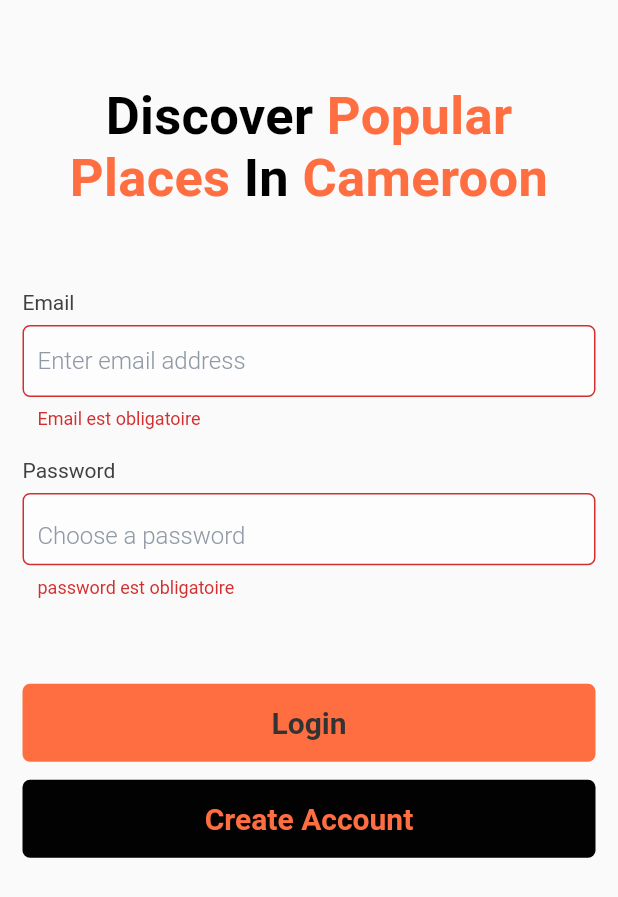
After one commit to Brughth/formation_aout_city_guide, a Flutter app: the screen it shows after launch, after a tap on "Login", on a phone screen of 412 x 824 dp. The commit adds this screen. Shown: the top 897 px of the screen. Run offline on Flutter 3.47's test engine with Material 2 defaults, Android fonts, the phone set to English and light mode, and no system bars; our stand-ins replace dio, get_it, shared_preferences; accounts and stored records are empty; network calls fail.

Commit message:
add login

```diff
--- /dev/null
+++ b/lib/auth/data/models/user_model.dart
@@ -0,0 +1,28 @@
+class UserModel {
+  int id;
+  String name;
+  String email;
+  String avatar;
+  String firstName;
+  bool isTrial;
+
+  UserModel({
+    required this.id,
+    required this.name,
+    required this.email,
+    required this.avatar,
+    required this.firstName,
+    required this.isTrial,
+  });
+
+  factory UserModel.fromJson(Map<String, dynamic> json) {
+    return UserModel(
+      id: json['id'],
+      name: json['name'],
+      email: json['email'],
+      avatar: json['avatar'],
+      firstName: json['first_name'],
+      isTrial: json['is_trial'],
+    );
+  }
+}
--- /dev/null
+++ b/lib/auth/data/repositories/auth_repository.dart
@@ -0,0 +1,53 @@
+import 'package:city_guide/auth/data/models/user_model.dart';
+import 'package:dio/dio.dart';
+import 'package:shared_preferences/shared_preferences.dart';
+
+class AuthRepository {
+  late Dio http;
+  AuthRepository({
+    required this.http,
+  });
+
+  Future<UserModel?> loging(
+      {required String email, required String password}) async {
+    Map<String, dynamic> data = {};
+
+    data['email'] = email;
+    data['password'] = password;
+    //? get token
+    Response response = await http.post(
+      '/auth/login',
+      queryParameters: data,
+    );
+
+    //??? serve token
+    final prefs = await SharedPreferences.getInstance();
+    String accessToken = response.data['access_token'];
+    await prefs.setString('access_token', accessToken);
+
+    //?? get user
+    return await getUser();
+  }
+
+  Future<UserModel?> getUser() async {
+    final prefs = await SharedPreferences.getInstance();
+    final String? accessToken = prefs.getString('access_token');
+    print(accessToken);
+
+    if (accessToken != null) {
+      Map<String, dynamic> headers = {};
+      headers['Authorization'] = "Bearer $accessToken";
+
+      Response response = await http.get(
+        '/auth/user',
+        options: Options(
+          headers: headers,
+        ),
+      );
+
+      print(response.data);
+
+      return UserModel.fromJson(response.data);
+    }
+  }
+}
--- /dev/null
+++ b/lib/auth/logic/auth_provide.dart
@@ -0,0 +1,29 @@
+import 'package:city_guide/auth/data/repositories/auth_repository.dart';
+import 'package:flutter/cupertino.dart';
+
+import 'package:city_guide/auth/data/models/user_model.dart';
+
+class AuthProvider extends ChangeNotifier {
+  late AuthRepository authRepository;
+  AuthProvider({
+    required this.authRepository,
+  });
+
+  UserModel? _user;
+  UserModel? get user => _user;
+
+  bool isLogingIn = false;
+  bool successLoginIn = false;
+
+  login({required String email, required String password}) async {
+    isLogingIn = true;
+    notifyListeners();
+
+    _user = await authRepository.loging(email: email, password: password);
+
+    print(_user);
+    successLoginIn = true;
+    isLogingIn = false; //loic.ngou98@gmail.com
+    notifyListeners();
+  }
+}
--- /dev/null
+++ b/lib/auth/presentation/login_page.dart
@@ -0,0 +1,201 @@
+import 'dart:developer';
+
+import 'package:city_guide/auth/logic/auth_provide.dart';
+import 'package:city_guide/shared/screens/homepage.dart';
+import 'package:city_guide/shared/utils/alert.dart';
+import 'package:city_guide/shared/utils/app_colors.dart';
+import 'package:city_guide/shared/utils/validators.dart';
+import 'package:city_guide/shared/widgets/app_button.dart';
+import 'package:city_guide/shared/widgets/app_input.dart';
+import 'package:dio/dio.dart';
+import 'package:flutter/material.dart';
+import 'package:provider/provider.dart';
+
+class LoginPage extends StatefulWidget {
+  LoginPage({
+    Key? key,
+  }) : super(key: key);
+
+  @override
+  _LoginPageState createState() => _LoginPageState();
+}
+
+class _LoginPageState extends State<LoginPage> {
+  var _formKey = GlobalKey<FormState>();
+  bool visibily = true;
+
+  late TextEditingController _emailController;
+  late TextEditingController _passwordController;
+  @override
+  void initState() {
+    _emailController = TextEditingController();
+    _passwordController = TextEditingController();
+    super.initState();
+  }
+
+  @override
+  void dispose() {
+    _emailController.dispose();
+    _passwordController.dispose();
+    super.dispose();
+  }
+
+  @override
+  Widget build(BuildContext context) {
+    double screenHeight = MediaQuery.of(context).size.height;
+    return Scaffold(
+      body: SafeArea(child: Consumer<AuthProvider>(
+        builder: (context, authProvide, child) {
+          return Form(
+            key: _formKey,
+            child: Padding(
+              padding:
+                  const EdgeInsets.symmetric(vertical: 8.0, horizontal: 15),
+              child: ListView(
+                children: [
+                  SizedBox(
+                    height: screenHeight * .06,
+                  ),
+                  RichText(
+                    textAlign: TextAlign.center,
+                    text: const TextSpan(
+                      text: "Discover ",
+                      style: TextStyle(
+                        fontSize: 35,
+                        fontWeight: FontWeight.w700,
+                        letterSpacing: .2,
+                        color: Colors.black,
+                      ),
+                      children: [
+                        TextSpan(
+                          text: "Popular \nPlaces ",
+                          style: TextStyle(
+                            color: AppColors.primary,
+                            fontSize: 35,
+                            fontWeight: FontWeight.w700,
+                            letterSpacing: .2,
+                          ),
+                        ),
+                        TextSpan(
+                          text: "In ",
+                          style: TextStyle(
+                            fontSize: 35,
+                            fontWeight: FontWeight.w700,
+                            height: 1,
+                            letterSpacing: .2,
+                            color: Colors.black,
+                          ),
+                        ),
+                        TextSpan(
+                          text: "Cameroon",
+                          style: TextStyle(
+                            color: AppColors.primary,
+                            fontSize: 35,
+                            fontWeight: FontWeight.w700,
+                            letterSpacing: .2,
+                          ),
+                        ),
+                      ],
+                    ),
+                  ),
+                  SizedBox(
+                    height: screenHeight * .05,
+                  ),
+                  AppInput(
+                    controller: _emailController,
+                    label: "Email",
+                    hintText: "Enter email address",
+                    keyboardType: TextInputType.emailAddress,
+                    validator: (value) {
+                      return Validators.required("Email", value);
+                    },
+                  ),
+                  AppInput(
+                    controller: _passwordController,
+                    label: "Password",
+                    hintText: "Choose a password",
+                    maxLine: 1,
+                    minLine: 1,
+                    suffix: InkWell(
+                      onTap: () {
+                        setState(() {
+                          visibily = !visibily;
+                        });
+                      },
+                      child: Icon(
+                        visibily ? Icons.visibility : Icons.visibility_off,
+                      ),
+                    ),
+                    obscureText: visibily,
+                    keyboardType: TextInputType.visiblePassword,
+                    validator: (value) {
+                      return Validators.required("password", value);
+                    },
+                  ),
+                  const SizedBox(
+                    height: 45,
+                  ),
+                  Container(
+                    child: Column(
+                      mainAxisAlignment: MainAxisAlignment.center,
+                      children: [
+                        AppButton(
+                          loading: authProvide.isLogingIn,
+                          loadingColor: AppColors.primaryGrayText,
+                          text: const Text(
+                            "Login",
+                            style: TextStyle(
+                              color: AppColors.primaryGrayText,
+                              fontSize: 20,
+                              fontWeight: FontWeight.bold,
+                            ),
+                          ),
+                          onPressed: () async {
+                            if (_formKey.currentState!.validate()) {
+                              try {
+                                authProvide.login(
+                                  email: _emailController.text.trim(),
+                                  password: _passwordController.text.trim(),
+                                );
+
+                                _emailController.clear();
+                                _passwordController.clear();
+                                showSuccessMessage("Success Login", context);
+                                Navigator.of(context).pushAndRemoveUntil(
+                                  MaterialPageRoute(
+                                      builder: (context) => const HomePage()),
+                                  (route) => false,
+                                );
+                              } on DioError catch (e) {
+                                showWarningMessage("Error login", context);
+                              } catch (e) {
+                                showErrorMessage("!!Error loginIn ", context);
+                              }
+                            }
+                          },
+                        ),
+                        AppButton(
+                          loadingColor: AppColors.primary,
+                          text: const Text(
+                            "Create Account",
+                            style: TextStyle(
+                              color: AppColors.primary,
+                              fontSize: 20,
+                              fontWeight: FontWeight.bold,
+                            ),
+                          ),
+                          color: AppColors.black,
+                          onPressed: () {},
+                        ),
+                      ],
+                    ),
+                  ),
+                ],
+              ),
+            ),
+          );
+        },
+      )),
+    );
+  }
+}
--- a/lib/items/business_logic/search_provider.dart
+++ b/lib/items/business_logic/search_provider.dart
@@ -15,7 +15,6 @@ class SearchProvider extends ChangeNotifier {
     notifyListeners();
     searchResults = await itemRepository.find(seachTerm: searchTerm);
     isSearching = false;
-
     notifyListeners();
   }
 }
--- a/lib/shared/screens/application.dart
+++ b/lib/shared/screens/application.dart
@@ -1,8 +1,10 @@
+import 'package:city_guide/auth/logic/auth_provide.dart';
+import 'package:city_guide/auth/presentation/login_page.dart';
 import 'package:city_guide/items/business_logic/favorites_provider.dart';
 import 'package:city_guide/items/business_logic/items_provider.dart';
-import 'package:city_guide/items/presentation/items_list_page.dart';
 import 'package:city_guide/shared/screens/homepage.dart';
 import 'package:city_guide/shared/service_locator.dart';
+import 'package:city_guide/shared/utils/app_colors.dart';
 import 'package:flutter/material.dart';
 import 'package:provider/provider.dart';
 
@@ -13,28 +15,22 @@ class Application extends StatelessWidget {
   Widget build(BuildContext context) {
     return MultiProvider(
       providers: [
+        ChangeNotifierProvider<AuthProvider>(
+          create: (context) => getIt.get<AuthProvider>(),
+        ),
         ChangeNotifierProvider<ItemsProvider>(
           create: (context) => getIt.get<ItemsProvider>()..loadItems(),
         ),
         ChangeNotifierProvider<FavoritesProvider>(
           create: (context) => FavoritesProvider(),
-        )
+        ),
       ],
       child: MaterialApp(
         title: 'Flutter Demo',
         theme: ThemeData(
-          // This is the theme of your application.
-          //
-          // Try running your application with "flutter run". You'll see the
-          // application has a blue toolbar. Then, without quitting the app, try
-          // changing the primarySwatch below to Colors.green and then invoke
-          // "hot reload" (press "r" in the console where you ran "flutter run",
-          // or simply save your changes to "hot reload" in a Flutter IDE).
-          // Notice that the counter didn't reset back to zero; the application
-          // is not restarted.
-          primarySwatch: Colors.blue,
+          primarySwatch: AppColors.createMaterialColor(AppColors.primary),
         ),
-        home: const HomePage(),
+        home: LoginPage(),
       ),
     );
   }
--- a/lib/shared/service_locator.dart
+++ b/lib/shared/service_locator.dart
@@ -1,3 +1,5 @@
+import 'package:city_guide/auth/data/repositories/auth_repository.dart';
+import 'package:city_guide/auth/logic/auth_provide.dart';
 import 'package:city_guide/items/business_logic/items_provider.dart';
 import 'package:city_guide/items/data/repositories/item_repository.dart';
 import 'package:dio/dio.dart';
@@ -6,12 +8,28 @@ import 'package:get_it/get_it.dart';
 final getIt = GetIt.instance;
 
 setupLocator() {
+  // Dio
   getIt.registerSingleton<Dio>(
-    Dio(BaseOptions(baseUrl: "https://api.immo-invr.com")),
+    Dio(BaseOptions(baseUrl: "https://city-api.ntech-services.com")),
   );
+
+  // Items
   getIt.registerSingleton<ItemRepository>(
     ItemRepository(http: getIt.get<Dio>()),
   );
   getIt.registerSingleton<ItemsProvider>(
-      ItemsProvider(itemRepository: getIt.get<ItemRepository>()));
+    ItemsProvider(
+      itemRepository: getIt.get<ItemRepository>(),
+    ),
+  );
+
+  // auth
+  getIt.registerLazySingleton<AuthRepository>(
+    () => AuthRepository(
+      http: getIt.get<Dio>(),
+    ),
+  );
+  getIt.registerLazySingleton<AuthProvider>(
+    () => AuthProvider(authRepository: getIt.get<AuthRepository>()),
+  );
 }
--- /dev/null
+++ b/lib/shared/utils/alert.dart
@@ -0,0 +1,42 @@
+import 'package:flutter/material.dart';
+
+showErrorMessage(String? message, context, {duration = 5}) {
+  final snackBar = SnackBar(
+    content: Text(
+      message ?? "une erreur s'est produite",
+      style: const TextStyle(
+        color: Colors.white,
+      ),
+    ),
+    backgroundColor: Colors.red,
+  );
+  ScaffoldMessenger.of(context).showSnackBar(snackBar);
+}
+
+showSuccessMessage(String? message, context, {title, duration = 5}) {
+  final snackBar = SnackBar(
+    content: Text(
+      message ?? "success",
+      style: const TextStyle(
+        color: Colors.white,
+      ),
+    ),
+    backgroundColor: Colors.green,
+  );
+  ScaffoldMessenger.of(context).showSnackBar(snackBar);
+}
+
+showWarningMessage(String? message, context, {duration = 5}) {
+  final snackBar = SnackBar(
+    content: Text(
+      message ?? "une erreur s'est produite",
+      style: const TextStyle(
+        color: Colors.white,
+      ),
+    ),
+    backgroundColor: Colors.orange,
+  );
+  ScaffoldMessenger.of(context).showSnackBar(
+    snackBar,
+  );
+}
--- /dev/null
+++ b/lib/shared/utils/app_colors.dart
@@ -0,0 +1,43 @@
+// ignore_for_file: avoid_function_literals_in_foreach_calls
+
+import 'package:flutter/material.dart';
+
+class AppColors {
+  static const Color black = Color(0xFF020202);
+  static const Color whiteGray = Colors.white;
+  static const Color primary = Colors.deepOrangeAccent; //285bd4
+  //Color.fromRGBO(58, 133, 252, 1);
+  static const Color primaryText = Color(0xFF404040);
+  static const Color grayScale = Color(0xFF9099A6);
+  static const Color primaryGrayText = Color.fromRGBO(51, 51, 51, 1);
+
+  static MaterialColor createMaterialColor(Color color) {
+    List strengths = <double>[.05];
+    Map<int, Color> swatch = <int, Color>{};
+    final int r = color.red, g = color.green, b = color.blue;
+
+    for (int i = 1; i < 10; i++) {
+      strengths.add(0.1 * i);
+    }
+    strengths.forEach((strength) {
+      final double ds = 0.5 - strength;
+      swatch[(strength * 1000).round()] = Color.fromRGBO(
+        r + ((ds < 0 ? r : (255 - r)) * ds).round(),
+        g + ((ds < 0 ? g : (255 - g)) * ds).round(),
+        b + ((ds < 0 ? b : (255 - b)) * ds).round(),
+        1,
+      );
+    });
+    return MaterialColor(color.value, swatch);
+  }
+
+  static hexToColor(String hexString) {
+    var hexColor = hexString.replaceAll("#", "");
+    if (hexColor.length == 6) {
+      hexColor = "FF" + hexColor;
+    }
+    if (hexColor.length == 8) {
+      return Color(int.parse("0x$hexColor"));
+    }
+  }
+}
--- /dev/null
+++ b/lib/shared/utils/validators.dart
@@ -0,0 +1,36 @@
+class Validators {
+  static String? validatePassword(String? password, String? username) {
+    if (password == null) return Validators.required("Password", password);
+    RegExp oneUppercaseLetter = RegExp(r"[A-Z0-9]+");
+    RegExp oneLowercaseLetter = RegExp(r"[a-z0-9]+");
+    RegExp minLength = RegExp(r".{8,}");
+    RegExp specialChar = RegExp(r"[@!#%&()^~{}]{2,}");
+
+    if (!oneUppercaseLetter.hasMatch(password)) {
+      return "One uppercase letter";
+    }
+
+    if (!oneLowercaseLetter.hasMatch(password)) {
+      return "One lowercase letter";
+    }
+    if (!minLength.hasMatch(password)) {
+      return "Minimum password length of 8 characters";
+    }
+    if (!specialChar.hasMatch(password)) {
+      return "Two special characters";
+    }
+
+    if (username != null) {
+      if (password.contains(username)) {
+        return "Password should not contain the username";
+      }
+    }
+
+    return null;
+  }
+
+  static String? required(String fieldName, String? value) {
+    if (value == null || (value.isEmpty)) return "$fieldName est obligatoire";
+    return null;
+  }
+}
--- /dev/null
+++ b/lib/shared/widgets/app_button.dart
@@ -0,0 +1,112 @@
+// ignore_for_file: unnecessary_this
+
+import 'package:city_guide/shared/utils/app_colors.dart';
+import 'package:flutter/cupertino.dart';
+import 'package:flutter/material.dart';
+
+// ignore: must_be_immutable
+class AppButton extends StatelessWidget {
+  Widget text;
+  VoidCallback onPressed;
+  Color? color;
+  LinearGradient? gradient;
+  Color? borderColor, progressColor;
+  Widget? icon;
+  Widget? iconRight;
+  bool enable;
+  bool haveTop;
+  bool loading;
+  Color? loadingColor;
+
+  AppButton({
+    Key? key,
+    required this.text,
+    required this.onPressed,
+    this.enable = true,
+    this.color,
+    this.gradient,
+    this.progressColor = AppColors.primary,
+    this.borderColor,
+    this.loading = false,
+    this.haveTop = true,
+    this.icon,
+    this.iconRight,
+    this.loadingColor,
+  }) : super(key: key);
+
+  @override
+  Widget build(BuildContext context) {
+    return Padding(
+      padding: const EdgeInsets.symmetric(vertical: 6.0),
+      child: Stack(
+        alignment: Alignment.center,
+        children: [
+          Container(
+            height: 52,
+            decoration: gradient != null
+                ? BoxDecoration(
+                    borderRadius: BorderRadius.circular(5),
+                    gradient: gradient,
+                    border: borderColor != null
+                        ? Border.all(color: borderColor!, width: 2)
+                        : null,
+                  )
+                : BoxDecoration(
+                    borderRadius: BorderRadius.circular(5),
+                    color: this.color ?? AppColors.primary,
+                    border: this.borderColor != null
+                        ? Border.all(color: this.borderColor!, width: 2)
+                        : null),
+            child: InkWell(
+              onTap: onPressed,
+              borderRadius: BorderRadius.circular(5),
+              child: Container(
+                width: double.infinity,
+                alignment: Alignment.center,
+                child: Opacity(
+                  opacity: loading ? 0 : 1,
+                  child: Row(
+                    mainAxisAlignment: MainAxisAlignment.center,
+                    crossAxisAlignment: CrossAxisAlignment.center,
+                    children: getChildren(),
+                  ),
+                ),
+              ),
+            ),
+          ),
+          if (icon != null)
+            Positioned(
+              left: 7,
+              child: icon!,
+            ),
+          loading == false
+              ? Container()
+              : Positioned.fill(
+                  child: Center(
+                    child: CupertinoTheme(
+                      data: CupertinoTheme.of(context).copyWith(
+                        brightness: color == AppColors.primary
+                            ? Brightness.dark
+                            : Brightness.light,
+                      ),
+                      child: CupertinoActivityIndicator(
+                        radius: 16,
+                        color: loadingColor,
+                      ),
+                    ),
+                  ),
+                ),
+        ],
+      ),
+    );
+  }
+
+  getChildren() {
+    List<Widget> children = <Widget>[].toList();
+    children.add(Container(child: this.text));
+    if (this.iconRight != null) {
+      children.addAll([const SizedBox(width: 18), this.iconRight!]);
+    }
+    return children;
+  }
+}
--- /dev/null
+++ b/lib/shared/widgets/app_input.dart
@@ -0,0 +1,85 @@
+import 'package:city_guide/shared/utils/app_colors.dart';
+import 'package:flutter/material.dart';
+
+class AppInput extends StatelessWidget {
+  final TextEditingController controller;
+  final String label;
+  final String? hintText;
+  final String? Function(String?)? validator;
+  final TextInputType keyboardType;
+  final bool obscureText;
+  final Widget? suffix;
+  final int minLine;
+  final int maxLine;
+  const AppInput({
+    Key? key,
+    required this.controller,
+    required this.label,
+    this.hintText,
+    this.validator,
+    this.keyboardType = TextInputType.text,
+    this.obscureText = false,
+    this.suffix,
+    this.minLine = 1,
+    this.maxLine = 1,
+  }) : super(key: key);
+
+  @override
+  Widget build(BuildContext context) {
+    return Padding(
+      padding: const EdgeInsets.symmetric(vertical: 6.0),
+      child: Column(
+        crossAxisAlignment: CrossAxisAlignment.start,
+        mainAxisAlignment: MainAxisAlignment.start,
+        children: [
+          Padding(
+            padding: const EdgeInsets.symmetric(vertical: 7.0),
+            child: Text(
+              label,
+              style: const TextStyle(
+                fontWeight: FontWeight.w400,
+                color: AppColors.primaryText,
+              ),
+            ),
+          ),
+          TextFormField(
+            controller: controller,
+            style: const TextStyle(
+              fontWeight: FontWeight.w400,
+              color: AppColors.primaryText,
+            ),
+            cursorColor: AppColors.primary,
+            minLines: minLine,
+            maxLines: maxLine,
+            decoration: InputDecoration(
+              suffix: suffix,
+              filled: true,
+              contentPadding: const EdgeInsets.fromLTRB(10, 10, 10, 10),
+              hintText: hintText,
+              hintStyle: const TextStyle(
+                fontWeight: FontWeight.w300,
+                color: AppColors.grayScale,
+              ),
+              fillColor: AppColors.whiteGray.withOpacity(.5),
+              focusedBorder: OutlineInputBorder(
+                borderSide: const BorderSide(color: AppColors.primary),
+                borderRadius: BorderRadius.circular(5),
+              ),
+              enabledBorder: OutlineInputBorder(
+                borderSide: BorderSide(color: AppColors.hexToColor("#DDDDDD")),
+                borderRadius: BorderRadius.circular(5),
+              ),
+              border: OutlineInputBorder(
+                borderSide: BorderSide(color: AppColors.hexToColor("#DDDDDD")),
+                borderRadius: BorderRadius.circular(5),
+              ),
+            ),
+            validator: validator,
+            keyboardType: keyboardType,
+            obscureText: obscureText,
+          ),
+        ],
+      ),
+    );
+  }
+}
```
Also changed, not shown: pubspec.yaml (+6 -14 lines), lib/items/data/repositories/item_repository.dart (line endings or trailing spaces), pubspec.lock, 1 other file.
